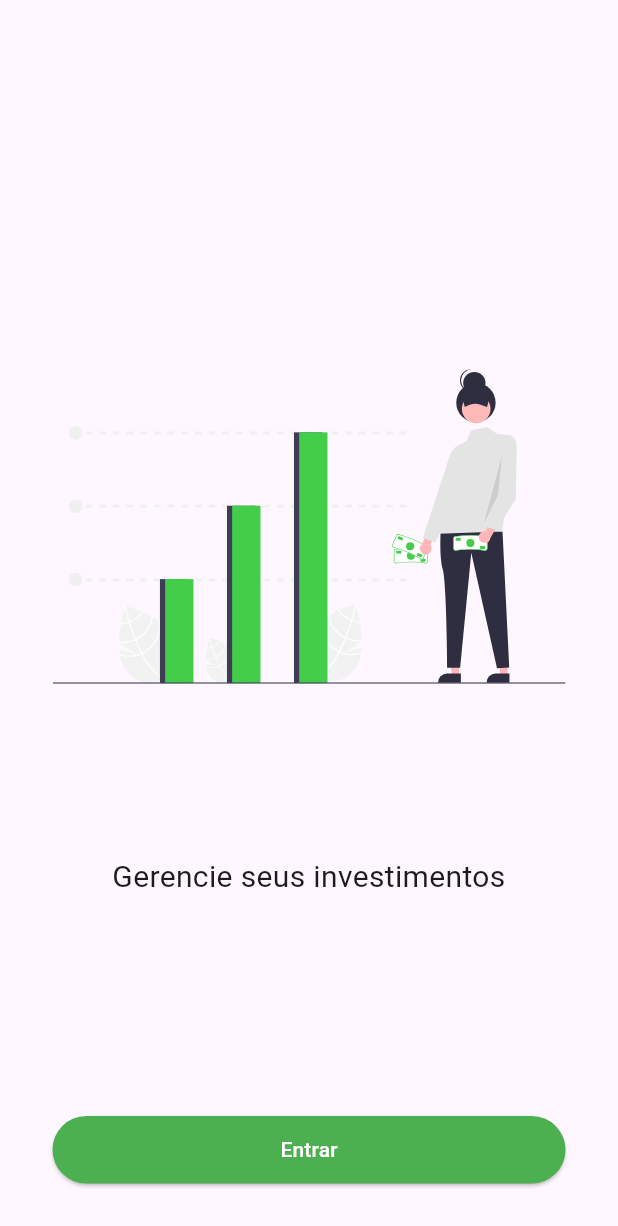
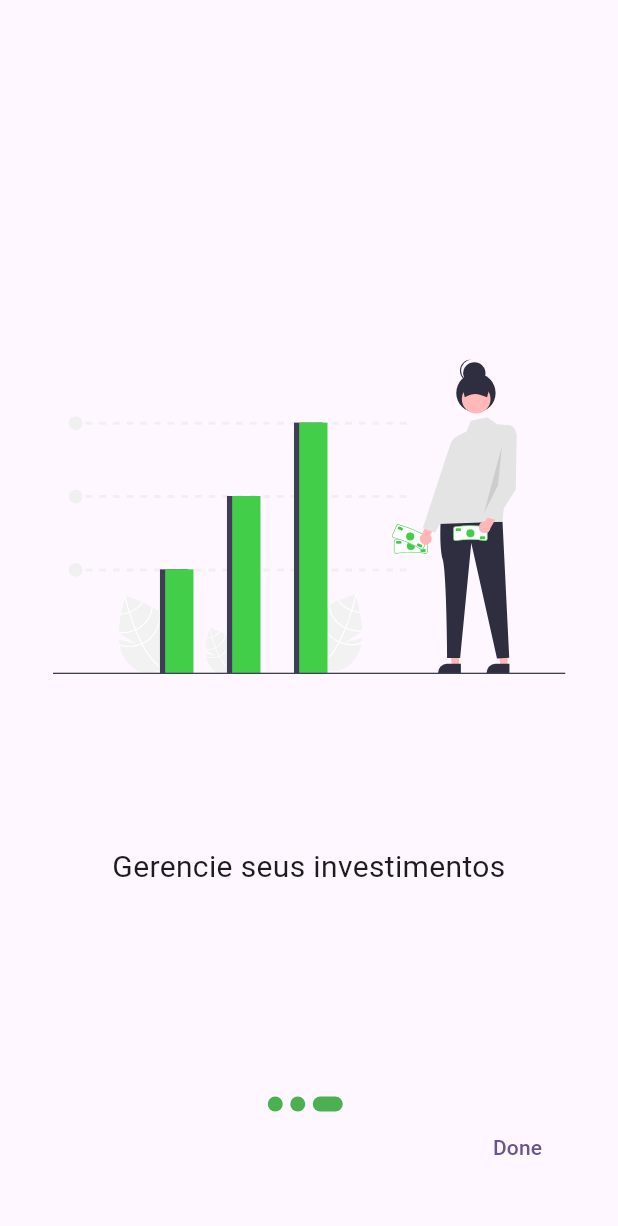
Before and after one commit to hakkinenT/flutter_onboarding, a Flutter app: the screen it shows after launch, swiped to page 3, on a phone screen of 412 x 824 dp. Shown: the top 1226 px of the screen. Run offline on Flutter 3.47's test engine with Material 2 defaults, Android fonts, the phone set to English and light mode, and no system bars; our stand-ins replace flutter_svg.

Commit message:
Fix layout and user interaction

```diff
--- a/lib/pages/onboarding_page.dart
+++ b/lib/pages/onboarding_page.dart
@@ -1,10 +1,9 @@
 import 'package:flutter/material.dart';
 import 'package:flutter_onboarding/core/constants/constant.dart';
 
-import 'widgets/custom_elevated_button.dart';
+import 'widgets/go_to_home_button.dart';
 import 'widgets/indicator_control.dart';
 import 'widgets/next_button.dart';
-import 'widgets/skip_button.dart';
 
 class OnboardingPage extends StatefulWidget {
   const OnboardingPage({super.key});
@@ -16,7 +15,6 @@ class OnboardingPage extends StatefulWidget {
 class _OnboardingPageState extends State<OnboardingPage> {
   late final PageController controller;
   int actual = 0;
-  late List<Widget> circularIndexes;
 
   @override
   void initState() {
@@ -38,7 +36,6 @@ class _OnboardingPageState extends State<OnboardingPage> {
         child: Column(
           children: [
             Expanded(
-              flex: actual < 2 ? 7 : 9,
               child: PageView.builder(
                   physics: const NeverScrollableScrollPhysics(),
                   controller: controller,
@@ -50,27 +47,27 @@ class _OnboardingPageState extends State<OnboardingPage> {
                   },
                   itemBuilder: (context, index) => pages[index]),
             ),
-            if (actual < 2)
-              Expanded(
-                flex: 1,
-                child: IndicatorControl(actual: actual),
-              ),
-            actual != 2
-                ? Row(
-                    children: [
-                      const SkipButton(),
-                      const Spacer(),
-                      NextButton(
+            IndicatorControl(actual: actual),
+            Row(
+              children: [
+                if (actual != 2) const GoToHomeButton(label: 'Skip'),
+                const Spacer(),
+                actual != 2
+                    ? NextButton(
                         onPressed: () {
                           setState(() {
-                            final next = actual + 1;
-                            controller.jumpToPage(next);
+                            controller.nextPage(
+                              duration: const Duration(milliseconds: 400),
+                              curve: Curves.easeIn,
+                            );
                           });
                         },
+                      )
+                    : const GoToHomeButton(
+                        label: 'Done',
                       ),
-                    ],
-                  )
-                : const CustomElevatedButton()
+              ],
+            )
           ],
         ),
       ),
--- a/lib/pages/onboarding_slide.dart
+++ b/lib/pages/onboarding_slide.dart
@@ -60,8 +60,10 @@ class OnboardingImage extends StatelessWidget {
 
   @override
   Widget build(BuildContext context) {
+    final size = MediaQuery.of(context).size;
+
     return AspectRatio(
-      aspectRatio: 1 / 1,
+      aspectRatio: size.width <= 541 ? 1 / 1 : 3.6,
       child: SvgPicture.asset(imageUrl),
     );
   }
--- a/lib/pages/widgets/custom_elevated_button.dart
+++ /dev/null
@@ -1,25 +0,0 @@
-import 'package:flutter/material.dart';
-
-class CustomElevatedButton extends StatelessWidget {
-  const CustomElevatedButton({
-    super.key,
-  });
-
-  @override
-  Widget build(BuildContext context) {
-    return SizedBox(
-      width: double.maxFinite,
-      height: 45,
-      child: ElevatedButton(
-        style: ElevatedButton.styleFrom(
-          foregroundColor: Colors.white,
-          backgroundColor: Colors.green,
-        ),
-        onPressed: () {},
-        child: const Text(
-          'Entrar',
-        ),
-      ),
-    );
-  }
-}
--- a/lib/pages/widgets/circular_indicator.dart
+++ b/lib/pages/widgets/dot_indicator.dart
@@ -1,7 +1,7 @@
 import 'package:flutter/material.dart';
 
-class CircularIndicator extends StatelessWidget {
-  const CircularIndicator({
+class DotIndicator extends StatelessWidget {
+  const DotIndicator({
     super.key,
     this.width = 10,
     this.height = 10,
@@ -19,6 +19,7 @@ class CircularIndicator extends StatelessWidget {
     return Container(
       width: positionIndex == currentIndex ? width * 2 : width,
       height: height,
+      margin: const EdgeInsets.only(right: 5),
       decoration: BoxDecoration(
         borderRadius: BorderRadius.circular(10.0),
         color: Colors.green,
--- a/lib/pages/widgets/skip_button.dart
+++ b/lib/pages/widgets/go_to_home_button.dart
@@ -2,10 +2,13 @@ import 'package:flutter/material.dart';
 
 import '../home_page.dart';
 
-class SkipButton extends StatelessWidget {
-  const SkipButton({
+class GoToHomeButton extends StatelessWidget {
+  const GoToHomeButton({
     super.key,
+    required this.label,
   });
+
+  final String label;
 
   @override
   Widget build(BuildContext context) {
@@ -18,7 +21,7 @@ class SkipButton extends StatelessWidget {
           ),
         );
       },
-      child: const Text('Skip'),
+      child: Text(label),
     );
   }
 }
--- a/lib/pages/widgets/indicator_control.dart
+++ b/lib/pages/widgets/indicator_control.dart
@@ -1,6 +1,6 @@
 import 'package:flutter/material.dart';
 
-import 'circular_indicator.dart';
+import 'dot_indicator.dart';
 
 class IndicatorControl extends StatelessWidget {
   const IndicatorControl({
@@ -14,19 +14,10 @@ class IndicatorControl extends StatelessWidget {
   Widget build(BuildContext context) {
     return Row(
       mainAxisAlignment: MainAxisAlignment.center,
-      children: List.generate(3, (index) {
-        return Column(
-          children: [
-            CircularIndicator(
-              positionIndex: index,
-              currentIndex: actual,
-            ),
-            SizedBox(
-              width: actual == index ? 25 : 20,
-            )
-          ],
-        );
-      }),
+      children: List.generate(
+        3,
+        (index) => DotIndicator(positionIndex: index, currentIndex: actual),
+      ),
     );
   }
 }
```
